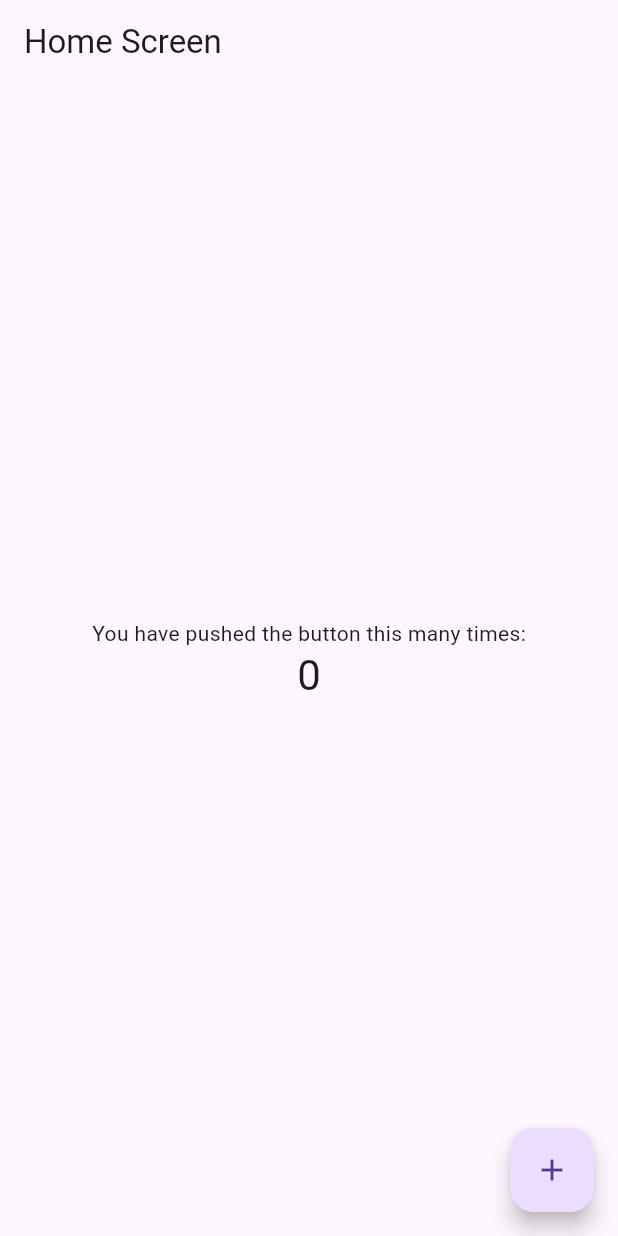
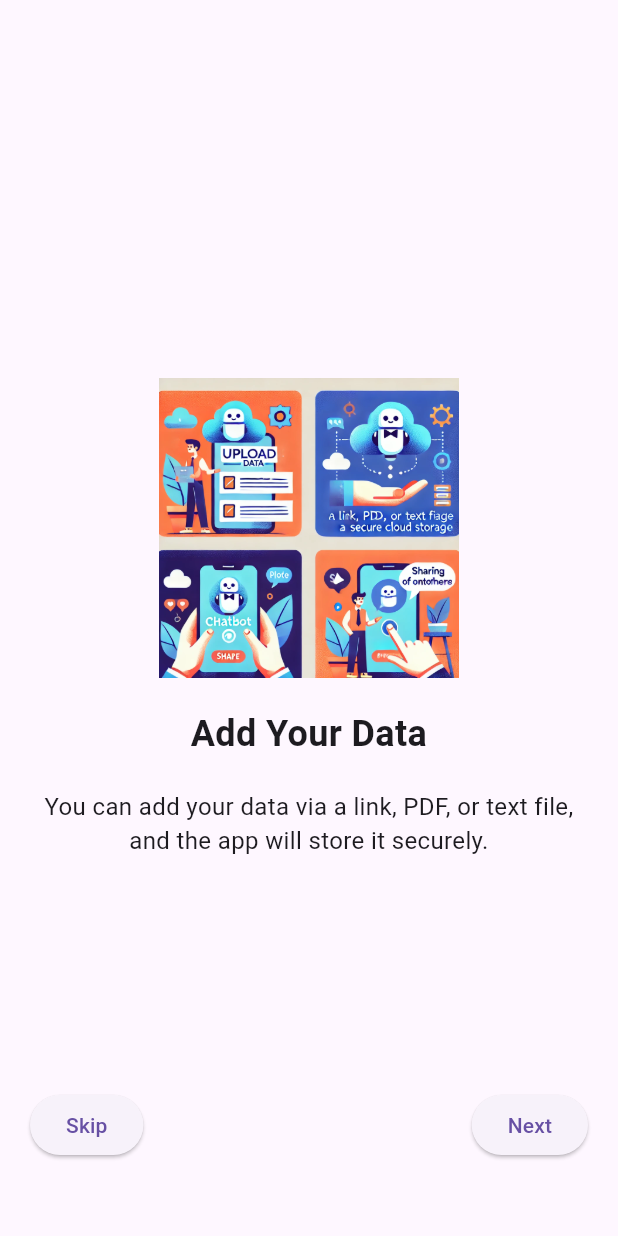
Before and after one commit to duythanh90/datawise-ai, a Flutter app: the screen it shows after launch, on a phone screen of 412 x 824 dp. Run offline on Flutter 3.47's test engine with Material 3 defaults, Android fonts, the phone set to English and light mode, and no system bars.

Commit message:
Create buttons, field and title

```diff
--- /dev/null
+++ b/devtools_options.yaml
@@ -0,0 +1,3 @@
+description: This file stores settings for Dart & Flutter DevTools.
+documentation: https://docs.flutter.dev/tools/devtools/extensions#configure-extension-enablement-states
+extensions:
--- /dev/null
+++ b/lib/features/intro/intro_screen.dart
@@ -0,0 +1,122 @@
+import 'package:flutter/material.dart';
+
+class IntroScreen extends StatefulWidget {
+  const IntroScreen({Key? key}) : super(key: key);
+
+  @override
+  State<IntroScreen> createState() => _IntroScreenState();
+}
+
+class _IntroScreenState extends State<IntroScreen> {
+  final PageController _pageController = PageController();
+
+  @override
+  Widget build(BuildContext context) {
+    return Scaffold(
+      body: Stack(
+        children: [
+          PageView(
+            controller: _pageController,
+            children: [
+              IntroPage(
+                title: 'Add Your Data',
+                description:
+                    'You can add your data via a link, PDF, or text file, and the app will store it securely.',
+                image: 'assets/images/intro.png',
+              ),
+              IntroPage(
+                title: 'Chatbot Creation',
+                description:
+                    'A chatbot is automatically created from your data to answer questions based on the information.',
+                image: 'assets/images/intro.png',
+              ),
+              IntroPage(
+                title: 'Share Your Bot',
+                description:
+                    'You can share your chatbot with others to help them access the information you’ve added.',
+                image: 'assets/images/intro.png',
+              ),
+            ],
+          ),
+          Positioned(
+            bottom: 50,
+            left: 20,
+            right: 20,
+            child: Row(
+              mainAxisAlignment: MainAxisAlignment.spaceBetween,
+              children: [
+                ElevatedButton(
+                  onPressed: () {
+                    // Implement skip or move to login/register here
+                    Navigator.pushReplacementNamed(context, '/login');
+                  },
+                  child: const Text('Skip'),
+                ),
+                ElevatedButton(
+                  onPressed: () {
+                    if (_pageController.page == 2) {
+                      // Navigate to Login/Register screen after last page
+                      Navigator.pushReplacementNamed(context, '/login');
+                    } else {
+                      _pageController.nextPage(
+                        duration: const Duration(milliseconds: 300),
+                        curve: Curves.easeInOut,
+                      );
+                    }
+                  },
+                  child: const Text('Next'),
+                ),
+              ],
+            ),
+          ),
+        ],
+      ),
+    );
+  }
+}
+
+class IntroPage extends StatelessWidget {
+  final String title;
+  final String description;
+  final String image;
+
+  const IntroPage({
+    Key? key,
+    required this.title,
+    required this.description,
+    required this.image,
+  }) : super(key: key);
+
+  @override
+  Widget build(BuildContext context) {
+    return Padding(
+      padding: const EdgeInsets.all(16.0),
+      child: Column(
+        mainAxisAlignment: MainAxisAlignment.center,
+        children: [
+          Image.asset(
+            image,
+            height: 200,
+          ),
+          const SizedBox(height: 20),
+          Text(
+            title,
+            style: const TextStyle(
+              fontSize: 24,
+              fontWeight: FontWeight.bold,
+            ),
+            textAlign: TextAlign.center,
+          ),
+          const SizedBox(height: 20),
+          Text(
+            description,
+            style: const TextStyle(
+              fontSize: 16,
+            ),
+            textAlign: TextAlign.center,
+          ),
+        ],
+      ),
+    );
+  }
+}
--- a/lib/main.dart
+++ b/lib/main.dart
@@ -1,9 +1,11 @@
+import 'package:datawiseai/features/login/login_screen.dart';
 import 'package:flutter/material.dart';
 import 'package:flutter_localizations/flutter_localizations.dart';
 import 'package:provider/provider.dart';
 import 'features/home/home_screen.dart';
 import 'features/home/home_provider.dart';
 import 'localization/app_localizations.dart';
+import 'features/intro/intro_screen.dart';
 
 void main() {
   runApp(const DataWiseAIApp());
@@ -38,7 +40,12 @@ class DataWiseAIApp extends StatelessWidget {
           }
           return supportedLocales.first;
         },
-        home: const HomeScreen(),
+        initialRoute: '/intro',
+        routes: {
+          '/intro': (context) => const IntroScreen(), // Intro screen
+          '/login': (context) => const LoginScreen(), // Login/Register screen
+          '/home': (context) => const HomeScreen(), // Home screen after login
+        },
       ),
     );
   }
--- a/pubspec.yaml
+++ b/pubspec.yaml
@@ -25,3 +25,4 @@ flutter:
   uses-material-design: true
   assets:
     - assets/languages/
+    - assets/images/
```
Also changed, not shown: lib/features/login/login_screen.dart (added, +90 -0 lines), lib/widgets/app_action_buttons.dart (added, +59 -0 lines), lib/widgets/app_text_field.dart (added, +32 -0 lines), lib/widgets/app_title.dart (added, +22 -0 lines), assets/images/intro.png (added).
